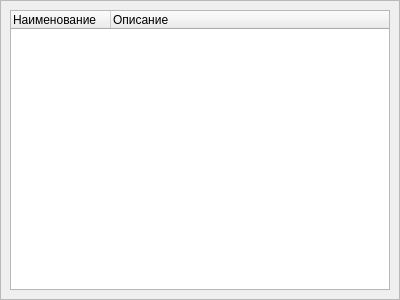
This is ui/ClassTree.ui in lazyDesertMan/Mivar as Qt 5 draws it before an edit. The edited form follows.
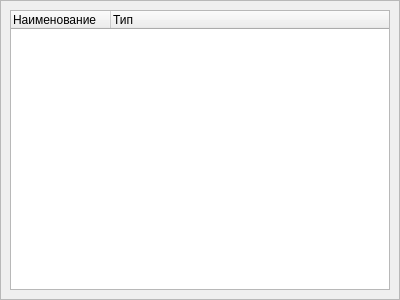
This is the edited form.

Patch:
```diff
--- a/ui/ClassTree.ui
+++ b/ui/ClassTree.ui
@@ -53,7 +53,7 @@
          </column>
          <column>
           <property name="text">
-           <string>Описание</string>
+           <string>Тип</string>
           </property>
          </column>
         </widget>
```
